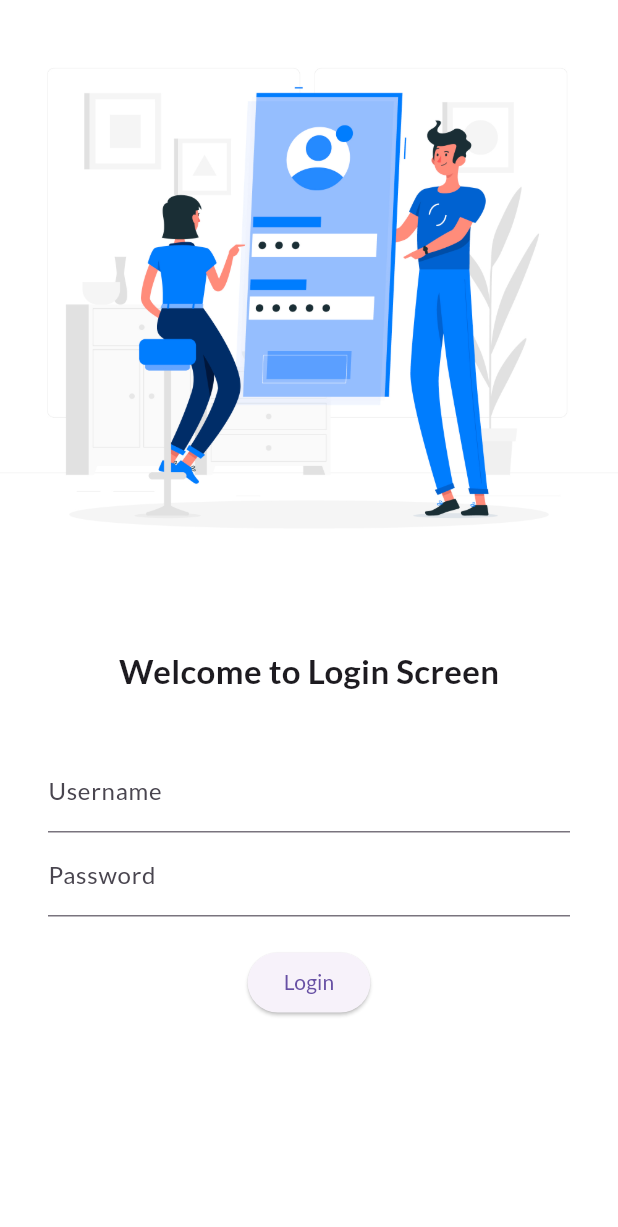
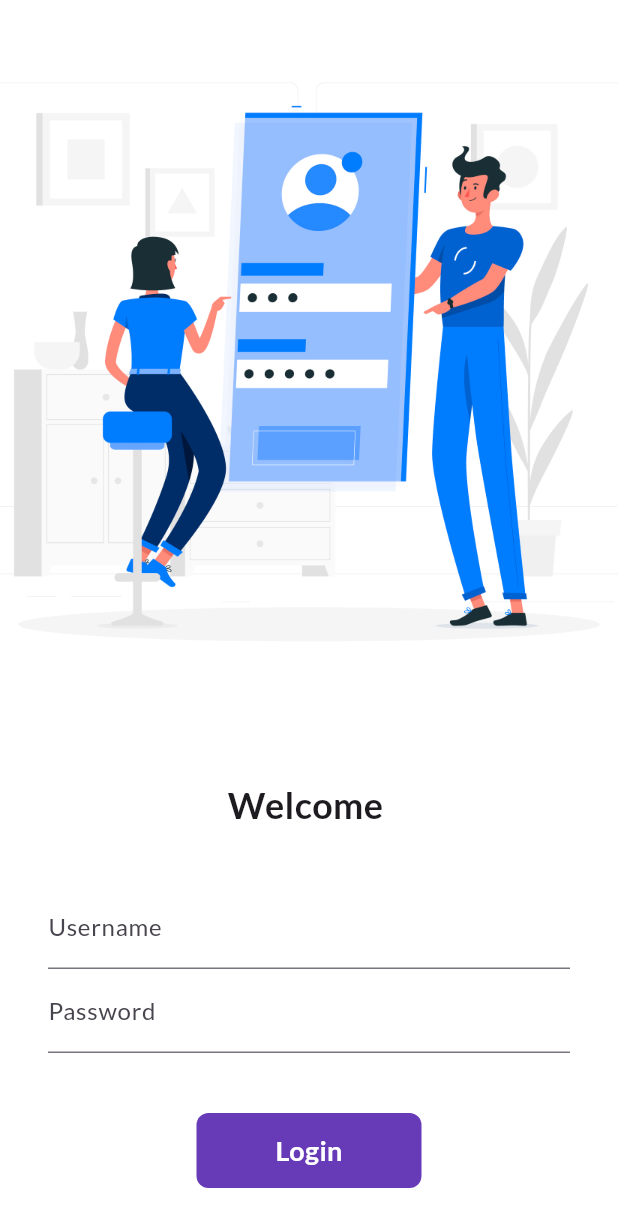
Before and after one commit to AneebKhan/FlutterApp, a Flutter app: the screen it shows after launch, on a phone screen of 412 x 824 dp. Shown: the top 1227 px of the screen. Run offline on Flutter 3.47's test engine with Material 3 defaults, Android fonts, the phone set to English and light mode, and no system bars; our stand-ins replace google_fonts.

Commit message:
Updated Login Screen

```diff
--- a/lib/main.dart
+++ b/lib/main.dart
@@ -1,5 +1,6 @@
 import 'package:flutter/material.dart';
 import 'package:flutter_development/pages/login_page.dart';
+import 'package:flutter_development/utils/routes.dart';
 import 'package:google_fonts/google_fonts.dart';
 
 import 'pages/home_page.dart';
@@ -26,8 +27,8 @@ class MyApp extends StatelessWidget {
       initialRoute: "/login",
       routes: {
         "/": (context) => LoginPage(),
-        "/home": (context) => HomePage(),
-        "/login": (context) => LoginPage()
+        MyRoutes.homeRoute: (context) => HomePage(),
+        MyRoutes.loginRoute: (context) => LoginPage()
       },
     );
   }
--- a/lib/pages/login_page.dart
+++ b/lib/pages/login_page.dart
@@ -1,23 +1,35 @@
 import 'package:flutter/material.dart';
+import 'package:flutter_development/utils/routes.dart';
 
-class LoginPage extends StatelessWidget {
+class LoginPage extends StatefulWidget {
+
+  @override
+  State<LoginPage> createState() => _LoginPageState();
+}
+
+class _LoginPageState extends State<LoginPage> {
+
+  String name = "";
+  bool buttonChange = false;
 
   @override
   Widget build(BuildContext context) {
     return Material(
       color: Colors.white,
+      child: SingleChildScrollView(
         child: Column(
           children: [
             Image.asset(
               "assets/images/login.jpg",
-            fit: BoxFit.cover
+              fit: BoxFit.cover,
+              height: 500,
             ),
             SizedBox(
               height: 20.0,
             ),
-          Text("Welcome to Login Screen",
+            Text("Welcome $name",
             style: TextStyle(
-            fontSize: 22,
+              fontSize: 24,
               fontWeight: FontWeight.bold
             ),
             ),
@@ -33,6 +45,10 @@ class LoginPage extends StatelessWidget {
                         hintText: "Enter username",
                         labelText: "Username"
                     ),
+                    onChanged: (value) {
+                      name = value;
+                      setState(() {});
+                    },
                   ),
                   TextFormField(
                     obscureText: true,
@@ -42,19 +58,52 @@ class LoginPage extends StatelessWidget {
                     ),
                   ),
                   SizedBox(
-                  height: 20.0,
+                    height: 40.0,
                   ),
-                ElevatedButton(
+                  InkWell(
+                    onTap: () async {
+                      setState(() {
+                        buttonChange = true;
+                      });
+                      await Future.delayed(Duration(seconds: 1));
+                      Navigator.pushNamed(context, MyRoutes.homeRoute);
+                    },
+                    child: AnimatedContainer(
+                      width: buttonChange? 50 : 150,
+                      height: 50,
+                      duration: Duration(seconds: 1),
+                      alignment: Alignment.center,
+                      decoration: BoxDecoration(
+                        color: Colors.deepPurple,
+                        //shape: buttonChange? BoxShape.circle : BoxShape.rectangle,
+                        borderRadius: BorderRadius.circular(buttonChange? 50 : 8)
+                      ),
+                      child: buttonChange? Icon(Icons.done, color: Colors.white,) : Text(
+                        "Login",
+                        style: TextStyle(
+                          color: Colors.white,
+                          fontWeight: FontWeight.bold,
+                          fontSize: 18
+                        ),
+                      ),
+                    ),
+                  ),
+
+                  /*ElevatedButton(
                     child: Text("Login"),
+                    style: TextButton.styleFrom(
+                      minimumSize: Size(150, 40)
+                    ),
                     onPressed: () {
-                    print("Login Success full");
+                      Navigator.pushNamed(context, MyRoutes.homeRoute);
                     },
+                  )*/
+                ],
+              ),
             )
           ],
         ),
       )
-        ],
-      )
     );
   }
 }
--- /dev/null
+++ b/lib/utils/routes.dart
@@ -0,0 +1,6 @@
+class MyRoutes{
+
+  static String loginRoute = "/login";
+  static String homeRoute = "/home";
+
+}
```
Lines whose indentation alone changed are shown as unchanged.
